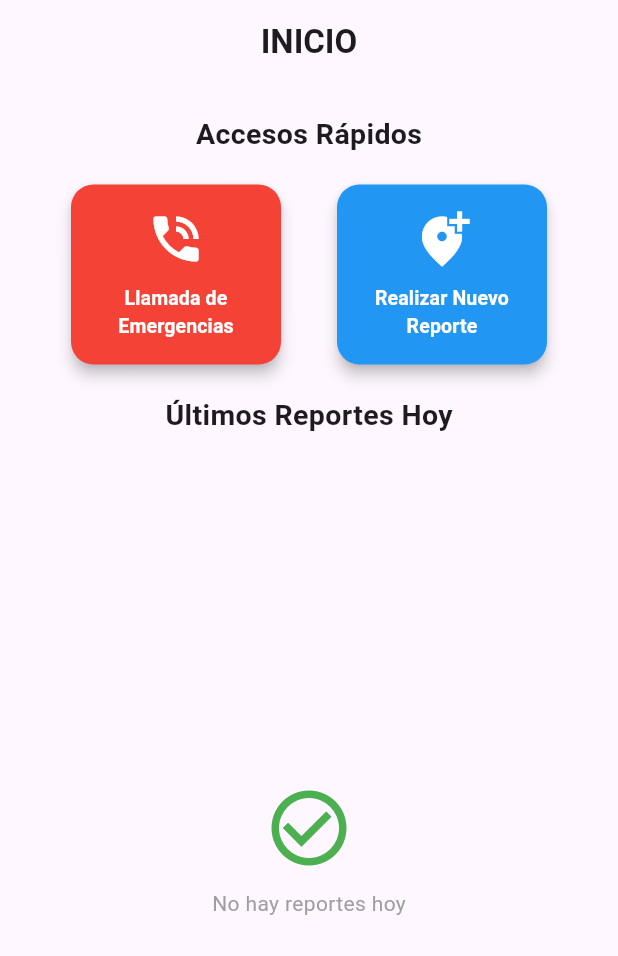
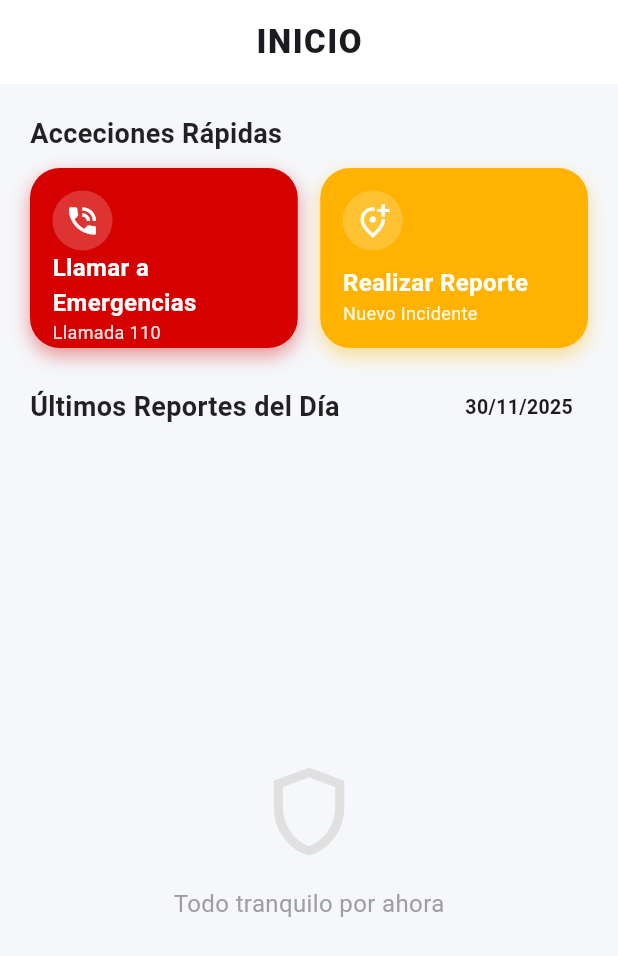
Before and after one commit to dorkzos/grupo10_proyectoFlutter_avanzado, a Flutter app: the Inicio screen opened directly, on a phone screen of 412 x 824 dp. Shown: the top 956 px of the screen. Run offline on Flutter 3.47's test engine with Material 3 defaults, Android fonts, the phone set to English and light mode, and no system bars; our stand-ins replace image_picker, shared_preferences; accounts and stored records are empty.

Commit message:
pantalla de inicio lista

```diff
--- a/lib/pantallas/inicio.dart
+++ b/lib/pantallas/inicio.dart
@@ -20,91 +20,133 @@ class _InicioState extends State<Inicio> {
     if (await canLaunchUrl(phoneUri)) {
       await launchUrl(phoneUri);
     } else {
+      if (mounted) {
         ScaffoldMessenger.of(context).showSnackBar(
           const SnackBar(content: Text('No se puede abrir la aplicación de llamadas.')),
         );
       }
     }
+  }
 
-  // --- NUEVAS FUNCIONES PARA EL DIALOG ---
+  // --- DIALOGO GRANDE (Estilo Anterior) ---
   void _mostrarDetalleReporte(BuildContext context, Map<String, String> reporte) {
     showDialog(
       context: context,
       builder: (BuildContext context) {
-        return AlertDialog(
-          title: Row(
+        return Dialog(
+          shape: RoundedRectangleBorder(borderRadius: BorderRadius.circular(20)),
+          elevation: 10,
+          backgroundColor: Colors.white,
+          child: Container(
+            width: MediaQuery.of(context).size.width * 0.85,
+            padding: const EdgeInsets.all(0),
+            child: Column(
+              mainAxisSize: MainAxisSize.min,
               children: [
-              const Icon(Icons.info_outline, color: Colors.red),
-              const SizedBox(width: 10),
-              Expanded(child: Text((reporte['tipo'] ?? 'REPORTE').toUpperCase(), style: const TextStyle(fontSize: 18))),
-            ],
-          ),
-          content: SingleChildScrollView(
-            child: ListBody(
-              children: <Widget>[
-                _crearLineaDetalle("Usuario:", reporte['anonimo'] == 'Sí' ? 'Anónimo' : reporte['usuario']),
-                _crearLineaDetalle("Fecha:", reporte['dia']),
-                _crearLineaDetalle("Hora:", reporte['hora']),
-                _crearLineaDetalle("Ubicación:", reporte['ubicacion']),
-                const Divider(),
-                const Text(
-                  "Descripción:",
-                  style: TextStyle(fontWeight: FontWeight.bold),
-                ),
-                const SizedBox(height: 5),
-                Text(reporte['reporte'] ?? 'Sin descripción'),
-                const SizedBox(height: 15),
+                // Cabecera Sólida
                 Container(
-                  padding: const EdgeInsets.all(8),
+                  padding: const EdgeInsets.symmetric(vertical: 20, horizontal: 20),
                   decoration: BoxDecoration(
-                    color: Colors.grey[200],
-                    borderRadius: BorderRadius.circular(8),
+                    color: Colors.redAccent.withOpacity(0.1), // Color sólido suave
+                    borderRadius: const BorderRadius.only(topLeft: Radius.circular(20), topRight: Radius.circular(20)),
                   ),
                   child: Row(
                     children: [
-                      const SizedBox(width: 5),
+                      const Icon(Icons.warning_amber_rounded, color: Colors.redAccent, size: 30),
+                      const SizedBox(width: 15),
                       Expanded(
-                        child: Image.asset('assets/images/${reporte['evidencia']}', fit: BoxFit.cover)
-                      ),
-                    ],
+                        child: Text(
+                          (reporte['tipo'] ?? 'DETALLE REPORTE').toUpperCase(),
+                          style: const TextStyle(fontSize: 18, fontWeight: FontWeight.bold, color: Colors.redAccent),
                         ),
                       ),
                     ],
                   ),
                 ),
-          actions: <Widget>[
-            TextButton(
-              child: const Text('CERRAR', style: TextStyle(color: Colors.red),),
-              onPressed: () {
-                Navigator.of(context).pop();
-              },
+
+                Flexible(
+                  child: SingleChildScrollView(
+                    padding: const EdgeInsets.all(25),
+                    child: Column(
+                      crossAxisAlignment: CrossAxisAlignment.start,
+                      children: [
+                        _itemDetalle(Icons.person, "Usuario", reporte['anonimo'] == 'Sí' ? 'Anónimo' : reporte['usuario']),
+                        const Divider(height: 25),
+                        _itemDetalle(Icons.calendar_today, "Fecha", reporte['dia']),
+                        const Divider(height: 25),
+                        _itemDetalle(Icons.access_time, "Hora", reporte['hora']),
+                        const Divider(height: 25),
+                        _itemDetalle(Icons.location_on, "Ubicación", reporte['ubicacion']),
+                        const Divider(height: 25),
+
+                        const Text("Descripción:", style: TextStyle(fontWeight: FontWeight.bold, color: Colors.black54)),
+                        const SizedBox(height: 8),
+                        Text(reporte['reporte'] ?? 'Sin descripción', style: const TextStyle(fontSize: 16)),
+
+                        const SizedBox(height: 20),
+
+                        Container(
+                          width: double.infinity,
+                          height: 200,
+                          decoration: BoxDecoration(
+                            color: Colors.grey[100],
+                            borderRadius: BorderRadius.circular(15),
+                            border: Border.all(color: Colors.grey.shade300),
+                            image: DecorationImage(
+                              image: AssetImage('assets/images/${reporte['evidencia']}'),
+                              fit: BoxFit.cover,
+                            )
+                          ),
+                          child: reporte['evidencia'] == null
+                            ? const Center(child: Text("Sin evidencia visual"))
+                            : null,
                         ),
                       ],
+                    ),
+                  ),
+                ),
+
+                Padding(
+                  padding: const EdgeInsets.all(20),
+                  child: SizedBox(
+                    width: double.infinity,
+                    child: ElevatedButton(
+                      style: ElevatedButton.styleFrom(
+                        backgroundColor: Colors.redAccent,
+                        shape: RoundedRectangleBorder(borderRadius: BorderRadius.circular(10)),
+                        padding: const EdgeInsets.symmetric(vertical: 12)
+                      ),
+                      onPressed: () => Navigator.of(context).pop(),
+                      child: const Text('CERRAR', style: TextStyle(color: Colors.white)),
+                    ),
+                  ),
+                ),
+              ],
+            ),
+          ),
         );
       },
     );
   }
 
-  Widget _crearLineaDetalle(String etiqueta, String? valor) {
-    return Padding(
-      padding: const EdgeInsets.symmetric(vertical: 4.0),
-      child: RichText(
-        text: TextSpan(
-          style: const TextStyle(color: Colors.black, fontSize: 14),
+  Widget _itemDetalle(IconData icon, String titulo, String? valor) {
+    return Row(
       children: [
-            TextSpan(text: "$etiqueta ", style: const TextStyle(fontWeight: FontWeight.bold)),
-            TextSpan(text: valor ?? 'No especificado'),
+        Icon(icon, size: 20, color: Colors.blueGrey),
+        const SizedBox(width: 15),
+        Column(
+          crossAxisAlignment: CrossAxisAlignment.start,
+          children: [
+            Text(titulo, style: TextStyle(fontSize: 12, color: Colors.grey[600])),
+            Text(valor ?? 'No especificado', style: const TextStyle(fontSize: 16, fontWeight: FontWeight.w500)),
           ],
-        ),
-      ),
+        )
+      ],
     );
   }
-  // -------------------------------------
 
   @override
   Widget build(BuildContext context) {
-
-    /// Mostrar Solo los Datos del dia de hoy
     final now = DateTime.now();
     String dia = now.day.toString().padLeft(2, '0');
     String mes = now.month.toString().padLeft(2, '0');
@@ -116,106 +158,98 @@ class _InicioState extends State<Inicio> {
     }).toList().reversed.toList();
 
     return Scaffold(
+      backgroundColor: const Color(0xFFF5F7FA),
       appBar: AppBar(
         centerTitle: true,
-        title: const Text('INICIO', style: TextStyle(fontWeight: FontWeight.bold) ),
+        elevation: 0,
+        backgroundColor: Colors.white,
+        title: const Text(
+          'INICIO',
+          style: TextStyle(fontWeight: FontWeight.w800, letterSpacing: 1)
+        ),
+        iconTheme: const IconThemeData(color: Colors.black87),
       ),
       body: Column(
+        crossAxisAlignment: CrossAxisAlignment.start,
         children: [
+
           Padding(
-            padding: const EdgeInsets.all(20.0),
+            padding: const EdgeInsets.fromLTRB(20, 20, 20, 10),
             child: const Text(
-              'Accesos Rápidos',
-              style: TextStyle(
-                fontSize: 19,
-                fontWeight: FontWeight.bold,
-              ),
+              'Acceciones Rápidas',
+              style: TextStyle(fontSize: 18, fontWeight: FontWeight.bold, color: Colors.black87),
             ),
           ),
 
           Padding(
-            padding: const EdgeInsets.symmetric(horizontal: 10.0),
+            padding: const EdgeInsets.symmetric(horizontal: 20.0),
             child: Row(
-              mainAxisAlignment: MainAxisAlignment.spaceEvenly,
               children: [
-                // BOTÓN 1: LLAMADA EMERGENCIA
-                ElevatedButton(
-                  style: ElevatedButton.styleFrom(
-                    backgroundColor: Colors.red,
-                    shape: RoundedRectangleBorder(borderRadius: BorderRadius.circular(15)),
-                    fixedSize: const Size(140, 120),
-                    elevation: 4,
-                  ),
-                  onPressed: _llamarDeEmergencia,
-                  child: Column(
-                    mainAxisAlignment: MainAxisAlignment.center, // Centra verticalmente
-                    children: const [
-                      Icon(Icons.phone_in_talk, size: 40, color: Colors.white), // Icono grande
-                      SizedBox(height: 10), // Espacio entre icono y texto
-                      Text(
-                        'Llamada de\nEmergencias',
-                        textAlign: TextAlign.center, // Centra el texto si tiene 2 líneas
-                        style: TextStyle(color: Colors.white, fontSize: 13, fontWeight: FontWeight.bold),
-                      ),
-                    ],
+                Expanded(
+                  child: _botonAccionSolido(
+                    titulo: "Llamar a Emergencias",
+                    subtitulo: "Llamada 110",
+                    icono: Icons.phone_in_talk,
+                    colorFondo: Colors.redAccent.shade700,
+                    onTap: _llamarDeEmergencia
                   ),
                 ),
 
-                // BOTÓN 2: NUEVO REPORTE (Estilo consistente)
-                ElevatedButton(
-                  style: ElevatedButton.styleFrom(
-                    backgroundColor: Colors.blue,
-                    shape: RoundedRectangleBorder(borderRadius: BorderRadius.circular(15)),
-                    fixedSize: const Size(140, 120),
-                    elevation: 4,
-                  ),
-                  onPressed: (){
+                const SizedBox(width: 15),
+
+                Expanded(
+                  child: _botonAccionSolido(
+                    titulo: "Realizar Reporte",
+                    subtitulo: "Nuevo Incidente",
+                    icono: Icons.add_location_alt_outlined,
+                    colorFondo: Colors.amber.shade600,
+                    onTap: (){
                       Navigator.push(
                         context,
                         MaterialPageRoute(builder: (context) => HacerReporte()),
                       );
-                  },
-                  child: Column(
-                    mainAxisAlignment: MainAxisAlignment.center,
-                    children: const [
-                      Icon(Icons.add_location_alt, size: 40, color: Colors.white),
-                      SizedBox(height: 10),
-                      Text(
-                        'Realizar Nuevo\nReporte',
-                        textAlign: TextAlign.center,
-                        style: TextStyle(color: Colors.white, fontSize: 13, fontWeight: FontWeight.bold),
-                      ),
-                    ],
+                    }
                   ),
                 ),
               ],
             ),
           ),
 
+          const SizedBox(height: 25),
+
           Padding(
-            padding: const EdgeInsets.all(20.0),
-            child: const Text(
-              'Últimos Reportes Hoy',
-              style: TextStyle(fontSize: 19, fontWeight: FontWeight.bold),
+            padding: const EdgeInsets.symmetric(horizontal: 20.0),
+            child: Row(
+              mainAxisAlignment: MainAxisAlignment.spaceBetween,
+              children: [
+                const Text(
+                  'Últimos Reportes del Día',
+                  style: TextStyle(fontSize: 18, fontWeight: FontWeight.bold, color: Colors.black87),
+                ),
+                Container(
+                  padding: const EdgeInsets.symmetric(horizontal: 10, vertical: 5),
+                  child: Text(fechaHoy, style: TextStyle(fontWeight: FontWeight.bold, fontSize: 13)),
+                )
+              ],
             ),
           ),
 
-          /// LISTA DE NOTIFICACIONES DE REPORTES
+          const SizedBox(height: 10),
+
           Expanded(
-            flex: 2,
             child: reportesDeHoy.isEmpty
             ? Center(
                 child: Column(
                   mainAxisAlignment: MainAxisAlignment.center,
-                  children: const [
-                    Icon(Icons.check_circle_outline, size: 60, color: Colors.green),
-                    SizedBox(height: 10),
-                    Text("No hay reportes hoy", style: TextStyle(color: Colors.grey)),
+                  children: [
+                    Icon(Icons.shield_outlined, size: 70, color: Colors.grey[300]),
+                    const SizedBox(height: 15),
+                    Text("Todo tranquilo por ahora", style: TextStyle(color: Colors.grey[500], fontSize: 16)),
                   ],
                 ),
               )
             : ListView.builder(
-              padding: const EdgeInsets.symmetric(horizontal: 16),
+                padding: const EdgeInsets.symmetric(horizontal: 20, vertical: 10),
                 itemCount: reportesDeHoy.length,
                 itemBuilder: (context, index) {
                   final notificacion = reportesDeHoy[index];
@@ -223,32 +257,41 @@ class _InicioState extends State<Inicio> {
                   String tipo = (notificacion['tipo'] ?? 'Desconocido').toUpperCase();
                   String reporte = notificacion['reporte'] ?? '';
                   String usuario = notificacion['usuario'] ?? 'Anónimo';
-                if (notificacion['anonimo'] == 'Sí') {
-                  usuario = 'Reporte Anónimo';
-                }
+                  if (notificacion['anonimo'] == 'Sí') usuario = 'Anónimo';
                   String fecha = notificacion['dia'] ?? '';
                   String hora = notificacion['hora'] ?? '';
 
-                return Card(
-                  elevation: 2,
-                  clipBehavior: Clip.hardEdge,
-                  shape: RoundedRectangleBorder(
-                    borderRadius: BorderRadius.circular(12),
-                    side: const BorderSide(color: Colors.black12),
+                  return Container(
+                    margin: const EdgeInsets.only(bottom: 15),
+                    decoration: BoxDecoration(
+                      color: Colors.white,
+                      borderRadius: BorderRadius.circular(15),
+                      boxShadow: [
+                        BoxShadow(
+                          color: Colors.black.withOpacity(0.05),
+                          blurRadius: 10,
+                          offset: const Offset(0, 4),
+                        )
+                      ]
                     ),
-                  margin: const EdgeInsets.only(bottom: 10),
-
+                    child: Material(
+                      color: Colors.transparent,
                       child: InkWell(
-                    splashColor: Colors.blue.withAlpha(30),
-                    onTap: () {
-                      _mostrarDetalleReporte(context, notificacion);
-                    },
+                        borderRadius: BorderRadius.circular(15),
+                        onTap: () => _mostrarDetalleReporte(context, notificacion),
                         child: Padding(
-                      padding: const EdgeInsets.all(12.0),
+                          padding: const EdgeInsets.all(15.0),
                           child: Row(
-                        mainAxisAlignment: MainAxisAlignment.spaceBetween,
-                        crossAxisAlignment: CrossAxisAlignment.start,
                             children: [
+                              Container(
+                                height: 50, width: 50,
+                                decoration: BoxDecoration(
+                                  color: Colors.amber.withOpacity(0.1),
+                                  shape: BoxShape.circle,
+                                ),
+                                child: const Icon(Icons.notifications_active, color: Colors.amber),
+                              ),
+                              const SizedBox(width: 15),
 
                               Expanded(
                                 child: Column(
@@ -256,35 +299,36 @@ class _InicioState extends State<Inicio> {
                                   children: [
                                     Text(
                                       tipo,
-                                  style: const TextStyle(fontSize: 16, fontWeight: FontWeight.bold, color: Colors.black87),
+                                      style: const TextStyle(fontWeight: FontWeight.bold, fontSize: 15, color: Colors.black87),
                                     ),
-                                const SizedBox(height: 5),
+                                    const SizedBox(height: 4),
                                     Text(
                                       reporte,
-                                  maxLines: 2,
+                                      maxLines: 1,
                                       overflow: TextOverflow.ellipsis,
-                                  style: const TextStyle(fontSize: 14, color: Colors.black87),
+                                      style: TextStyle(color: Colors.grey[600], fontSize: 13),
                                     ),
+                                    const SizedBox(height: 4),
+                                    Row(
+                                      children: [
+                                        Container(
+                                          padding: const EdgeInsets.symmetric(horizontal: 0, vertical: 4),
+                                          child: Text(
+                                            calcularTiempoTranscurrido(fecha, hora),
+                                            style: TextStyle(fontSize: 12, fontWeight: FontWeight.bold),
+                                          ),
+                                        ),
+                                      ],
+                                    )
                                   ],
                                 ),
                               ),
 
-                          const SizedBox(width: 10),
-                          Column(
-                            crossAxisAlignment: CrossAxisAlignment.end,
-                            children: [
-                              Text(
-                                usuario,
-                                style: TextStyle(fontSize: 12, color: Colors.grey[700]),
-                              ),
-                              const SizedBox(height: 8),
-                              Text(
-                                calcularTiempoTranscurrido(fecha, hora),
-                                style: const TextStyle(fontSize: 14, fontWeight: FontWeight.bold, color: Colors.black),
-                              ),
+                              const SizedBox(width: 4),
+                              Text(usuario, style: TextStyle(fontSize: 11, color: Colors.grey[500])),
+
                             ],
                           ),
-                        ],
                         ),
                       ),
                     ),
@@ -296,4 +340,60 @@ class _InicioState extends State<Inicio> {
       ),
     );
   }
+
+  Widget _botonAccionSolido({
+    required String titulo,
+    required String subtitulo,
+    required IconData icono,
+    required Color colorFondo,
+    required VoidCallback onTap
+  }) {
+    return Container(
+      height: 120,
+      decoration: BoxDecoration(
+        color: colorFondo,
+        borderRadius: BorderRadius.circular(20),
+        boxShadow: [
+          BoxShadow(
+            color: colorFondo.withOpacity(0.4),
+            blurRadius: 10,
+            offset: const Offset(0, 5),
+          )
+        ]
+      ),
+      child: Material(
+        color: Colors.transparent,
+        child: InkWell(
+          onTap: onTap,
+          borderRadius: BorderRadius.circular(20),
+          child: Padding(
+            padding: const EdgeInsets.all(15.0),
+            child: Column( // MANTENEMOS COLUMNA (DISEÑO ANTERIOR)
+              mainAxisAlignment: MainAxisAlignment.center,
+              crossAxisAlignment: CrossAxisAlignment.start,
+              children: [
+                Container(
+                  padding: const EdgeInsets.all(8),
+                  decoration: BoxDecoration(
+                    color: Colors.white.withOpacity(0.2),
+                    shape: BoxShape.circle
+                  ),
+                  child: Icon(icono, color: Colors.white, size: 24),
+                ),
+                const Spacer(),
+                Text(
+                  titulo,
+                  style: const TextStyle(color: Colors.white, fontWeight: FontWeight.bold, fontSize: 16),
+                ),
+                Text(
+                  subtitulo,
+                  style: TextStyle(color: Colors.white.withOpacity(0.9), fontSize: 12),
+                )
+              ],
+            ),
+          ),
+        ),
+      ),
+    );
   }
+}
```
Lines whose indentation alone changed are shown as unchanged.
